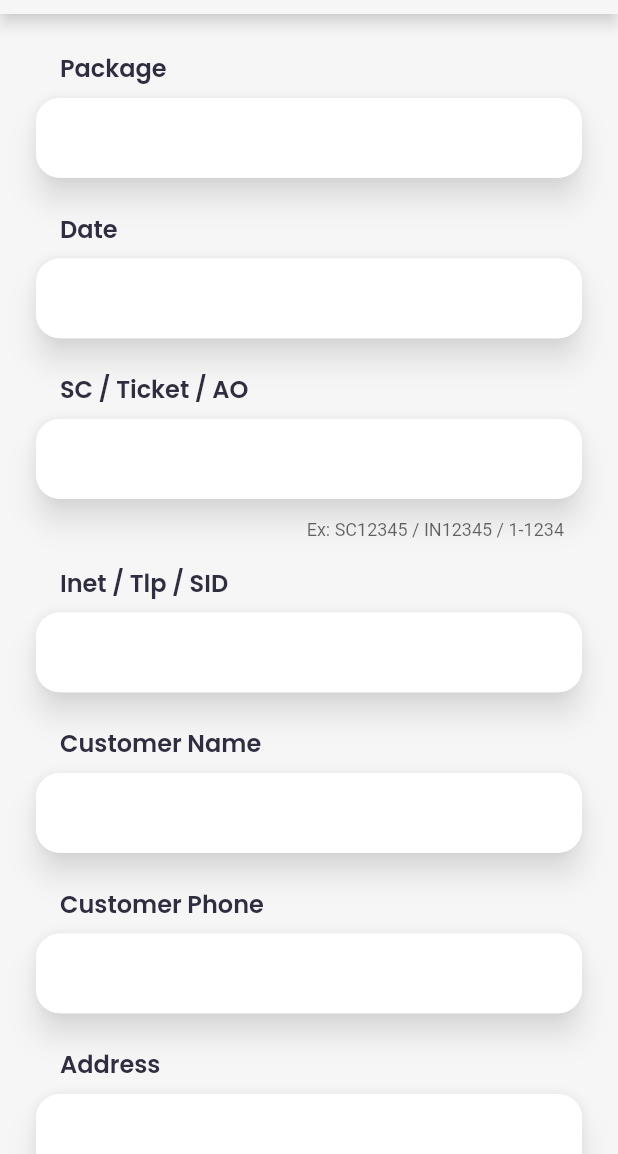
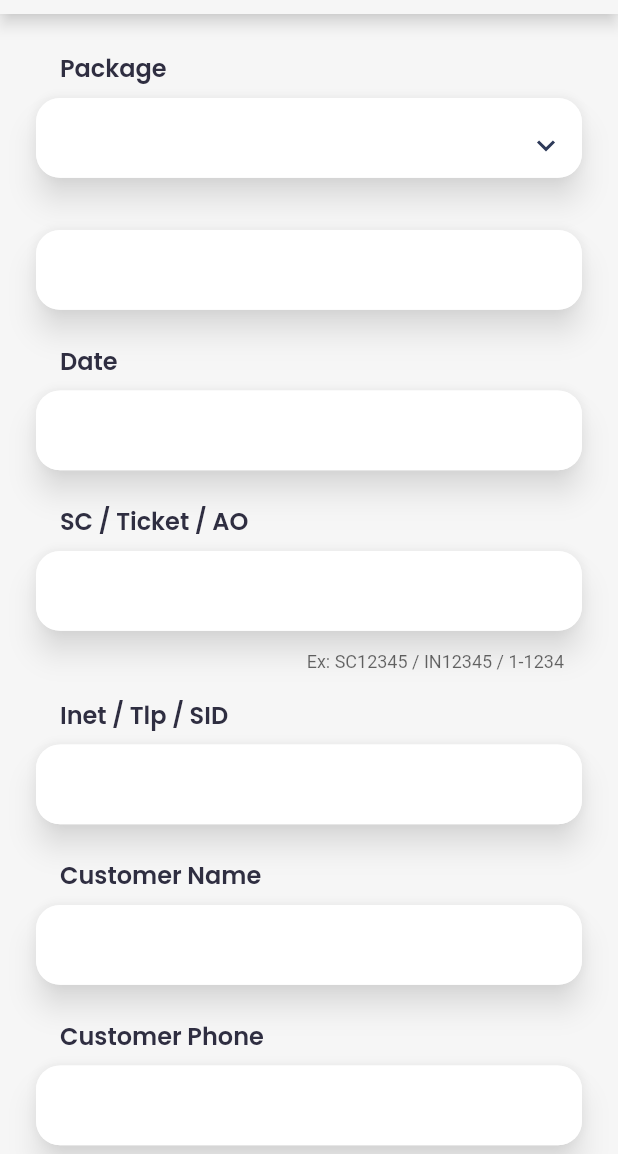
Before and after one commit to imaldila/dbam, a Flutter app: the FormGangguan screen opened directly, on a phone screen of 412 x 824 dp, the part 82-1236 px from its top. Run offline on Flutter 3.47's test engine with Material 2 defaults, Android fonts, the phone set to English and light mode, and no system bars; our stand-ins replace flutter_svg, google_fonts, page_transition; project files that could hold a hidden picture were left out.

Commit message:
create my_dropdown_list.dart

```diff
--- a/lib/models/package.dart
+++ b/lib/models/package.dart
@@ -3,3 +3,14 @@
 
   Package({this.name});
 }
+
+final List<Package> getPackages = <Package>[
+  Package(name: '1P'),
+  Package(name: '2P'),
+  Package(name: '3P'),
+  Package(name: 'VPNIP'),
+  Package(name: 'ASTINET'),
+  Package(name: 'METRO-E'),
+  Package(name: 'SIP-TRUNK'),
+  Package(name: 'OTHERS'),
+];
--- a/lib/models/package_data.dart
+++ b/lib/models/package_data.dart
@@ -1,9 +1,11 @@
+import 'dart:collection';
+
 import 'package:d_bam/models/package.dart';
 import 'package:flutter/cupertino.dart';
 import 'package:flutter/foundation.dart';
 
 class PackageData extends ChangeNotifier {
-  final List<Package> _packages = [
+  final List<Package> _packages = <Package>[
     Package(name: '1P'),
     Package(name: '2P'),
     Package(name: '3P'),
@@ -17,4 +19,14 @@
   int get packageCount {
     return _packages.length;
   }
+
+  UnmodifiableListView<Package> get packages {
+    return UnmodifiableListView(_packages);
+  }
+
+  void getPackages() {
+    for (var getPackages in _packages) {
+      print(getPackages);
+    }
+  }
 }
--- a/lib/screens/form_gangguan_screen.dart
+++ b/lib/screens/form_gangguan_screen.dart
@@ -1,5 +1,8 @@
 import 'package:d_bam/constants.dart';
+import 'package:d_bam/models/package.dart';
+import 'package:d_bam/models/package_data.dart';
 import 'package:d_bam/widgets/my_button_rounded.dart';
+import 'package:d_bam/widgets/my_dropdown_list.dart';
 import 'package:d_bam/widgets/my_text_form.dart';
 import 'package:d_bam/widgets/my_text_title.dart';
 import 'package:flutter/material.dart';
@@ -26,6 +29,10 @@
     super.dispose();
   }
 
+  String? valueDrop;
+  PackageData packageData = PackageData();
+  List<PackageData> newPackages = [];
+
   @override
   Widget build(BuildContext context) {
     return Scaffold(
@@ -39,8 +46,10 @@
         children: [
           Column(
             crossAxisAlignment: CrossAxisAlignment.stretch,
+            mainAxisAlignment: MainAxisAlignment.center,
             children: [
               MyTextTitle(title: 'Package'),
+              MyDropDownList(),
               MyTextForm(
                 formkey: _formKey,
                 controller: packageController,
@@ -70,13 +79,16 @@
               MyTextForm(
                 controller: packageController,
               ),
-              const SizedBox(height: kPadding,),
+              const SizedBox(
+                height: kPadding,
+              ),
               BottonRounded(
                 title: 'Next',
                 onPressed: () {
-                  _formKey.currentState!.validate()
-                      ? print(packageController.text)
-                      : print('Error');
+                  // _formKey.currentState!.validate()
+                  //     ? print(packageController.text)
+                  //     : print('Error');
+                 print(packageData.packages[1].name);
                 },
               ),
             ],
--- /dev/null
+++ b/lib/widgets/my_dropdown_list.dart
@@ -0,0 +1,64 @@
+import 'package:d_bam/models/package.dart';
+import 'package:d_bam/models/package_data.dart';
+import 'package:flutter/material.dart';
+import 'package:flutter_svg/flutter_svg.dart';
+import 'package:provider/provider.dart';
+
+import '../constants.dart';
+
+class MyDropDownList extends StatelessWidget {
+  MyDropDownList({
+    Key? key,
+  }) : super(key: key);
+
+  @override
+  Widget build(BuildContext context) {
+    // PackageData packageData = PackageData();
+    Size size = MediaQuery.of(context).size;
+    return  Padding(
+              padding:
+                  const EdgeInsets.only(top: kPadding / 2, bottom: kPadding),
+              child: Stack(
+                children: [
+                  Material(
+                    elevation: 8,
+                    borderRadius: BorderRadius.circular(16),
+                    shadowColor: Colors.white,
+                    child: Container(
+                      alignment: Alignment.center,
+                      height: size.height / 15.5,
+                      decoration: kStyleBoxDecoration,
+                    ),
+                  ),
+                  DropdownButtonFormField(
+                    style: TextStyle(height: 0.5, color: Colors.black),
+                    decoration: InputDecoration(
+                      enabledBorder: kStyleBorder,
+                      border: kStyleBorder,
+                    ),
+                    isDense: true,
+                    items: getPackages.map((Package pack) {
+                      return DropdownMenuItem(
+                        child: Text(pack.name.toString()),
+                        value: pack,
+                      );
+                    }).toList(),
+                    onChanged: (value) {
+                      // setState(() {
+                      //   valueDrop = value.toString();
+                      // });
+                      print(value);
+                    },
+                    icon: SvgPicture.asset(
+                      'assets/icons/ic_down.svg',
+                      color: kIcColour,
+                      // height: 0.1,
+                    ),
+                  ),
+                ],
+              ),
+            );
+
+
+  }
+}
```
